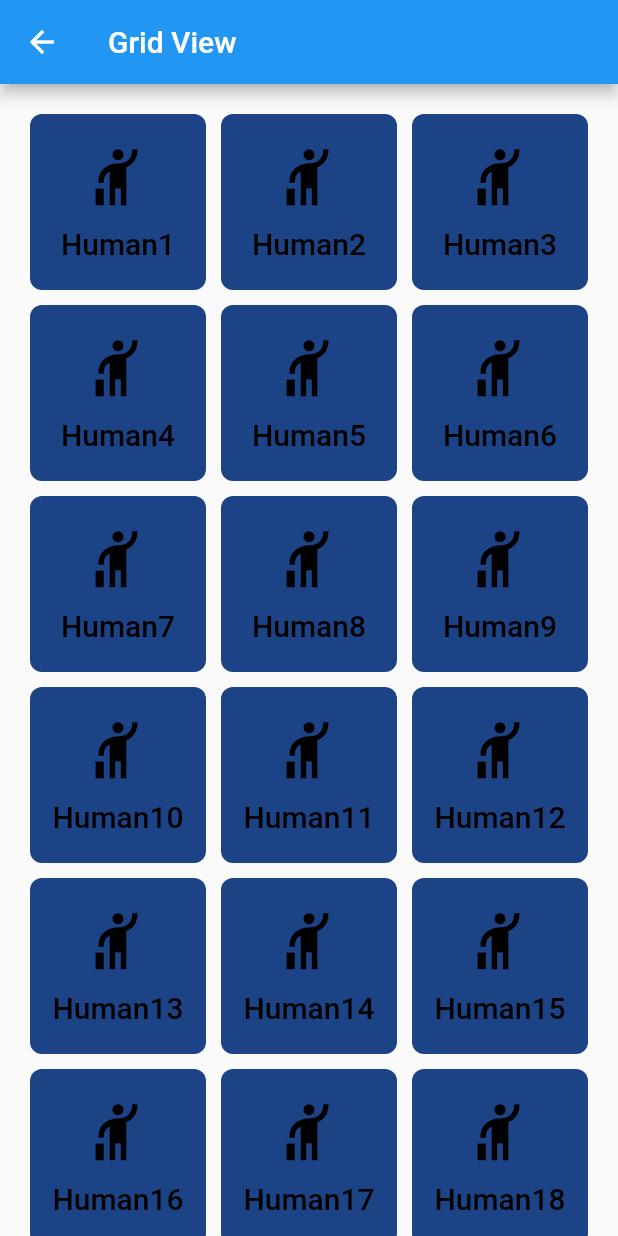
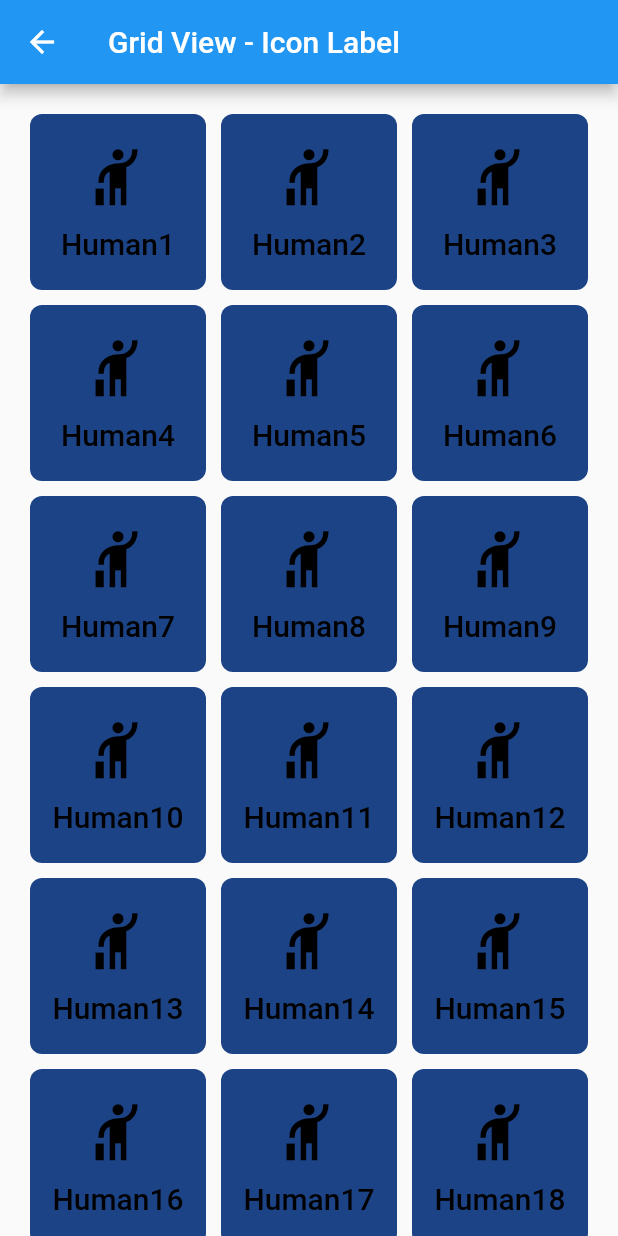
Before and after one commit to worapong-it/looloo-flutter-exercise, a Flutter app: the MyGridViewPage screen opened by its route, on a phone screen of 412 x 824 dp. Run offline on Flutter 3.47's test engine with Material 2 defaults, Android fonts, the light colour scheme and no system bars.

Commit message:
add icon label to appbar title when clicked

```diff
--- a/lib/looloo_ex2/card_widget.dart
+++ b/lib/looloo_ex2/card_widget.dart
@@ -1,5 +1,8 @@
 import 'package:flutter/material.dart';
+import 'package:provider/provider.dart';
 import 'dart:math';
+
+import 'icon_label.dart';
 
 class CardWidget extends StatefulWidget {
   final IconData icon;
@@ -14,6 +17,9 @@ class CardWidget extends StatefulWidget {
 class _CardWidgetState extends State<CardWidget> {
   bool _isToggled = false;
   void _toggle() {
+    var iconLabel = context.read<IconLabel>(); /*  */
+    iconLabel.changeLabel(widget.label); /*  */
+
     setState(() {
       _isToggled = !_isToggled;
     });
--- a/lib/looloo_ex2/icon_label.dart
+++ b/lib/looloo_ex2/icon_label.dart
@@ -1,5 +1,10 @@
 import 'package:flutter/foundation.dart';
 
-class IconLabel {
-  String icon_label = 'Icon Label';
+class IconLabel with ChangeNotifier {
+  String label = 'Icon Label';
+
+  void changeLabel(String label) {
+    this.label = label;
+    notifyListeners();
+  }
 }
--- a/lib/looloo_ex2/looloo_ex2_main.dart
+++ b/lib/looloo_ex2/looloo_ex2_main.dart
@@ -1,5 +1,6 @@
 import 'package:flutter/material.dart';
-import 'card_widget.dart';
+import 'icon_label.dart';
+import 'package:provider/provider.dart';
 import 'grid_widget.dart';
 
 // class MyAppEx2 extends StatelessWidget {
@@ -19,15 +20,21 @@ class MyGridViewPage extends StatelessWidget {
 
   @override
   Widget build(BuildContext context) {
-    return Scaffold(
-      appBar: AppBar(
-        leading: IconButton(
-          icon: Icon(Icons.arrow_back),
-          onPressed: () => Navigator.pop(context),
+    return ChangeNotifierProvider(
+      create: (context) => IconLabel(),
+      child: Scaffold(
+        appBar: AppBar(
+          leading: IconButton(
+            icon: Icon(Icons.arrow_back),
+            onPressed: () => Navigator.pop(context),
+          ),
+          title: Consumer<IconLabel>(
+            builder: (context, iconLabel, child) =>
+                Text('Grid View - ${iconLabel.label}'),
+          ),
         ),
-        title: Text('Grid View'),
+        body: GridWidget(),
       ),
-      body: GridWidget(),
     );
   }
 }
```
